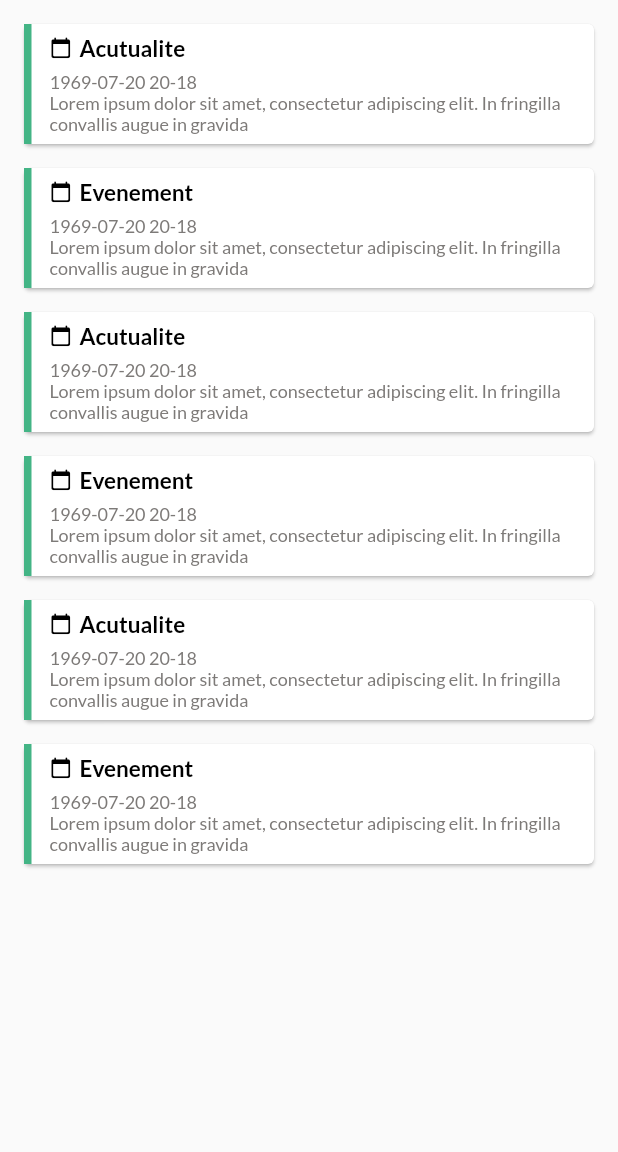
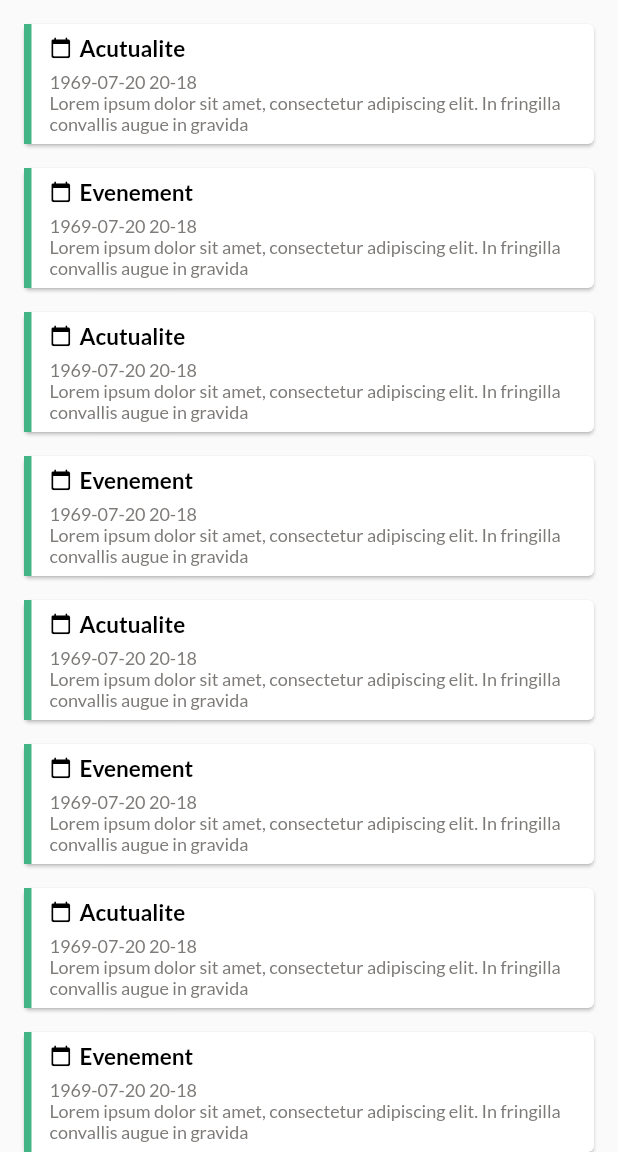
Before and after one commit to openmindsclub/Student-App, a Flutter app: the NotificationsWidget screen opened by its route, on a phone screen of 412 x 824 dp, the part 84-1236 px from its top. Run offline on Flutter 3.47's test engine with Material 2 defaults, Android fonts, the phone set to English and light mode, and no system bars.

```diff
--- a/lib/menu_elements/notifications.dart
+++ b/lib/menu_elements/notifications.dart
@@ -10,6 +10,14 @@ class NotificationsWidget extends StatefulWidget {
 class _NotificationsWidgetState extends State<NotificationsWidget> {
 
   List<Notif> notifs = [
+    Notif(
+        title: 'Acutualite',
+        content: "Lorem ipsum dolor sit amet, consectetur adipiscing elit. In fringilla convallis augue in gravida",
+        date_notification: DateTime.parse("1969-07-20 20:18:04Z")),
+    Notif(
+        title: 'Evenement',
+        content: "Lorem ipsum dolor sit amet, consectetur adipiscing elit. In fringilla convallis augue in gravida",
+        date_notification: DateTime.parse("1969-07-20 20:18:04Z")),
     Notif(
         title: 'Acutualite',
         content: "Lorem ipsum dolor sit amet, consectetur adipiscing elit. In fringilla convallis augue in gravida",
```
Also changed, not shown: lib/menu_elements/schedule_scroller.dart (+11 -1 lines).
